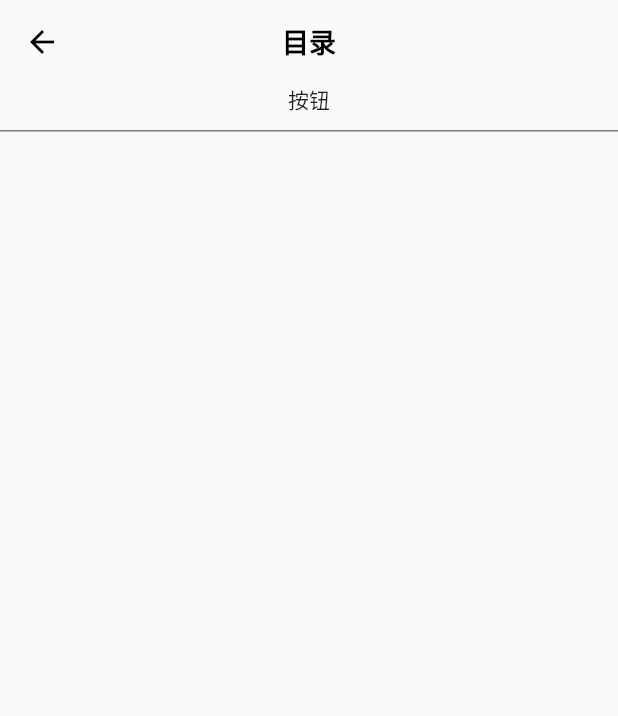
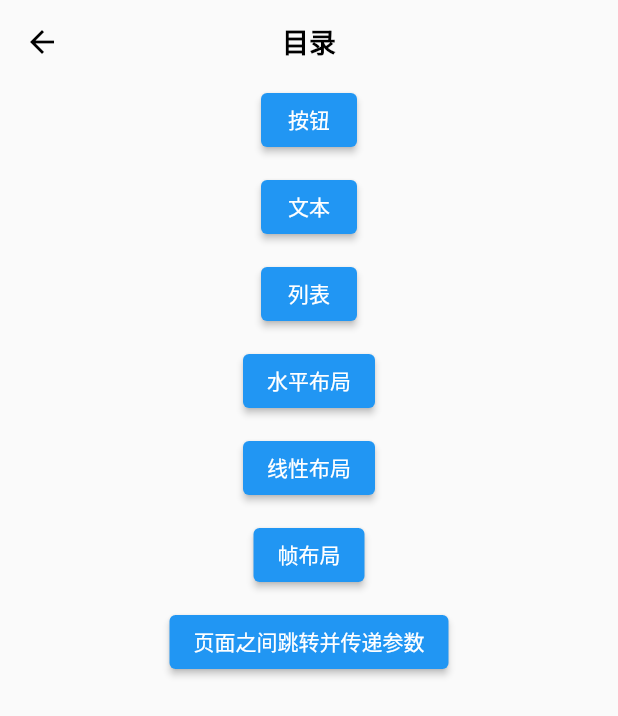
Before and after one commit to VincentStory/flutter_control_project, a Flutter app: the screen it shows after launch, on a phone screen of 412 x 824 dp. Shown: the top 716 px of the screen. Run offline on Flutter 3.47's test engine with Material 2 defaults, Android fonts, the phone set to English and light mode, and no system bars.

Commit message:
添加部分widget

```diff
--- a/lib/config_router.dart
+++ b/lib/config_router.dart
@@ -1,6 +1,11 @@
 class ConfigRouter {
   // app
   static const String button = '/button';
+  static const String text = '/text';
+  static const String listview = '/listview';
+  static const String row = '/row';
+  static const String column = '/column';
+  static const String stack = '/stack';
 
 
 }
--- a/lib/home_guide_page.dart
+++ /dev/null
@@ -1,38 +0,0 @@
-import 'package:flutter/material.dart';
-import 'package:flutter_control_project/widget/app_bar.dart';
-
-import 'config_router.dart';
-
-class HomeGuidePage extends StatelessWidget {
-  const HomeGuidePage({Key? key}) : super(key: key);
-
-  @override
-  Widget build(BuildContext context) {
-    return Scaffold(
-      appBar: appBar(title: '目录'),
-      body: Column(
-        children: [
-          Center(
-            child: InkWell(
-              onTap: () {
-                Navigator.pushNamed(context, ConfigRouter.button);
-              },
-              child: const Text('按钮'),
-            ),
-          ),
-          const SizedBox(
-            height: 10,
-          ),
-          _lineView(),
-        ],
-      ),
-    );
-  }
-
-  _lineView() {
-    return Container(
-      height: 0.5,
-      color: Color(0xff000000),
-    );
-  }
-}
--- a/lib/main.dart
+++ b/lib/main.dart
@@ -1,7 +1,13 @@
 import 'package:flutter/material.dart';
-import 'package:flutter_control_project/button_page.dart';
+import 'package:flutter_control_project/page/button_page.dart';
 import 'package:flutter_control_project/config_router.dart';
-import 'package:flutter_control_project/home_guide_page.dart';
+import 'package:flutter_control_project/page/column_page.dart';
+import 'package:flutter_control_project/page/home_guide_page.dart';
+import 'package:flutter_control_project/page/listview_page.dart';
+import 'package:flutter_control_project/page/stack_page.dart';
+import 'package:flutter_control_project/page/text_page.dart';
+
+import 'page/row_page.dart';
 
 void main() {
   runApp(const MyApp());
@@ -29,9 +35,13 @@ class MyApp extends StatelessWidget {
       ),
       home: const HomeGuidePage(),
       routes: {
-        ConfigRouter.button:(context) => const ButtonPage(),
+        ConfigRouter.button: (context) => const ButtonPage(),
+        ConfigRouter.text: (context) => const TextPage(),
+        ConfigRouter.listview: (context) => const ListViewPage(),
+        ConfigRouter.row: (context) => const RowPage(),
+        ConfigRouter.column: (context) => const ColumnPage(),
+        ConfigRouter.stack: (context) => const StackPage(),
       },
     );
   }
-
 }
--- /dev/null
+++ b/lib/page/home_guide_page.dart
@@ -0,0 +1,88 @@
+import 'package:flutter/material.dart';
+import 'package:flutter_control_project/widget/app_bar.dart';
+
+import '../config_router.dart';
+
+class HomeGuidePage extends StatelessWidget {
+  const HomeGuidePage({Key? key}) : super(key: key);
+
+  @override
+  Widget build(BuildContext context) {
+    return Scaffold(
+      appBar: appBar(title: '目录'),
+      body: Center(
+        child: Column(
+          children: [
+            ElevatedButton(
+              onPressed: () {
+                Navigator.pushNamed(context, ConfigRouter.button);
+              },
+              child: const Text('按钮'),
+            ),
+            const SizedBox(
+              height: 10,
+            ),
+            ElevatedButton(
+              onPressed: () {
+                Navigator.pushNamed(context, ConfigRouter.text);
+              },
+              child: const Text('文本'),
+            ),
+            const SizedBox(
+              height: 10,
+            ),
+            ElevatedButton(
+              onPressed: () {
+                Navigator.pushNamed(context, ConfigRouter.listview);
+              },
+              child: const Text('列表'),
+            ),
+            const SizedBox(
+              height: 10,
+            ),
+            ElevatedButton(
+              onPressed: () {
+                Navigator.pushNamed(context, ConfigRouter.row);
+              },
+              child: const Text('水平布局'),
+            ),
+            const SizedBox(
+              height: 10,
+            ),
+            ElevatedButton(
+              onPressed: () {
+                Navigator.pushNamed(context, ConfigRouter.column);
+              },
+              child: const Text('线性布局'),
+            ),
+            const SizedBox(
+              height: 10,
+            ),
+            ElevatedButton(
+              onPressed: () {
+                Navigator.pushNamed(context, ConfigRouter.stack);
+              },
+              child: const Text('帧布局'),
+            ),
+            const SizedBox(
+              height: 10,
+            ),
+            ElevatedButton(
+              onPressed: () {
+                Navigator.pushNamed(context, ConfigRouter.stack);
+              },
+              child: const Text('页面之间跳转并传递参数'),
+            ),
+          ],
+        ),
+      ),
+    );
+  }
+
+  _lineView() {
+    return Container(
+      height: 0.5,
+      color: Color(0xff000000),
+    );
+  }
+}
```
Also changed, not shown: lib/page/button_page.dart (renamed from lib/button_page.dart, +7 -6 lines), lib/page/column_page.dart (added, +24 -0 lines), lib/page/listview_page.dart (added, +31 -0 lines), lib/page/row_page.dart (added, +66 -0 lines), lib/page/stack_page.dart (added, +29 -0 lines), lib/page/text_page.dart (added, +115 -0 lines).
